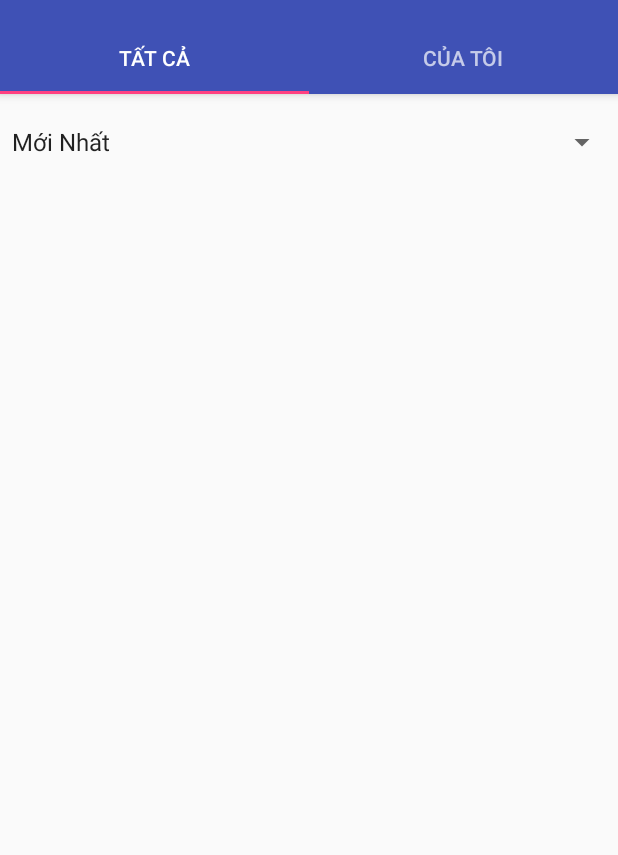
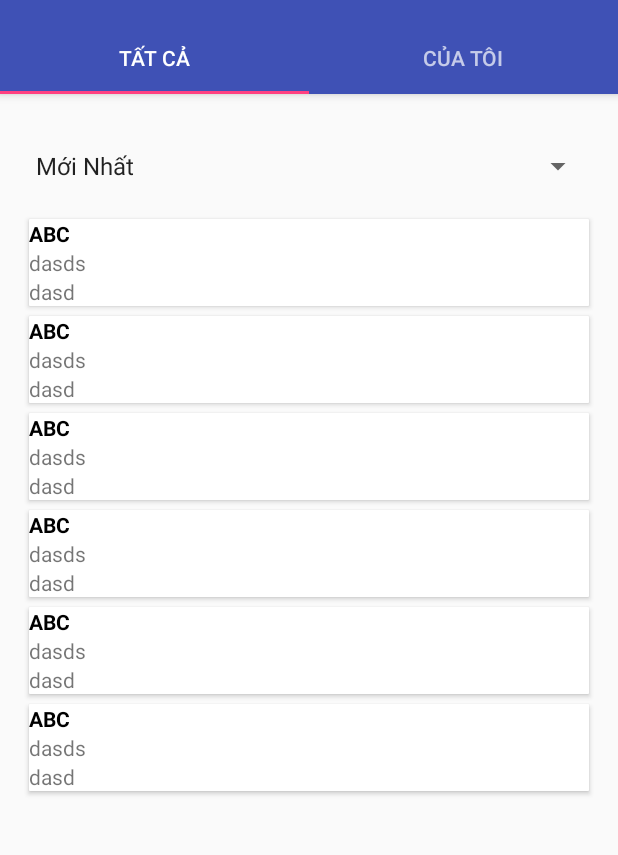
Before and after one commit to TongNgocHoa/ChucTetApp, an Android app: the screen it shows after launch (MainActivity), on a phone screen of 412 x 824 dp, the part 62-917 px from its top. Run offline under Robolectric (Android 15) with nearby library versions, the phone set to English and light mode, and no system bars.

Commit message:
new update

```diff
--- a/app/build.gradle
+++ b/app/build.gradle
@@ -28,4 +28,5 @@ dependencies {
     testCompile 'junit:junit:4.12'
     compile 'com.android.support:design:25.0.1'
     compile 'com.android.support:recyclerview-v7:25.0.1'
+    compile 'com.android.support:cardview-v7:25.0.1'
 }
--- a/app/src/main/java/com/laptrinhdao/chuctetapp/Adapter/Custom_List.java
+++ b/app/src/main/java/com/laptrinhdao/chuctetapp/Adapter/Custom_List.java
@@ -5,14 +5,20 @@ import android.support.v7.widget.RecyclerView;
 import android.view.LayoutInflater;
 import android.view.View;
 import android.view.ViewGroup;
+import android.widget.TextView;
 
+import com.laptrinhdao.chuctetapp.Model.CauDoi;
 import com.laptrinhdao.chuctetapp.R;
+
+import java.util.List;
 
 
 public class Custom_List extends RecyclerView.Adapter<Custom_List.ViewHolder> {
     Context context;
-    public Custom_List(Context context){
+    List<CauDoi> list;
+    public Custom_List(Context context,List<CauDoi> list){
             this.context = context;
+            this.list = list;
     }
 
     @Override
@@ -24,17 +30,26 @@ public class Custom_List extends RecyclerView.Adapter<Custom_List.ViewHolder> {
 
     @Override
     public void onBindViewHolder(Custom_List.ViewHolder holder, int position) {
-
+        CauDoi c = list.get(position);
+        holder.txtTitle.setText(c.getTieude());
+        holder.txtTen.setText(c.getTaikhoan());
+        holder.txtNgay.setText(c.getNgaydang());
+        holder.txtMotangan.setText(c.getMotangan());
     }
 
     @Override
     public int getItemCount() {
-        return 0;
+        return list.size();
     }
 
     public class ViewHolder extends RecyclerView.ViewHolder {
+        public TextView txtTitle,txtMotangan,txtTen,txtNgay;
         public ViewHolder(View itemView) {
             super(itemView);
+            txtTitle = (TextView)itemView.findViewById(R.id.txtTitle);
+            txtMotangan = (TextView) itemView.findViewById(R.id.txtContent);
+            txtTen = (TextView) itemView.findViewById(R.id.txtName);
+            txtNgay = (TextView) itemView.findViewById(R.id.txtDate);
         }
     }
 }
--- a/app/src/main/java/com/laptrinhdao/chuctetapp/Fragment/HomeFragment.java
+++ b/app/src/main/java/com/laptrinhdao/chuctetapp/Fragment/HomeFragment.java
@@ -3,18 +3,28 @@ package com.laptrinhdao.chuctetapp.Fragment;
 import android.os.Bundle;
 import android.support.annotation.Nullable;
 import android.support.v4.app.Fragment;
+import android.support.v7.widget.LinearLayoutManager;
+import android.support.v7.widget.RecyclerView;
 import android.view.LayoutInflater;
 import android.view.View;
 import android.view.ViewGroup;
 import android.widget.ArrayAdapter;
 import android.widget.Spinner;
 
+import com.laptrinhdao.chuctetapp.Adapter.Custom_List;
+import com.laptrinhdao.chuctetapp.Model.CauDoi;
 import com.laptrinhdao.chuctetapp.R;
+
+import java.util.ArrayList;
+import java.util.List;
 
 
 public class HomeFragment extends Fragment {
     String fill[] = {"Mới Nhất","Yêu Thích Nhiều Nhất"};
     Spinner spinner;
+    Custom_List custom_list;
+    RecyclerView recyclerView;
+    List<CauDoi> list = new ArrayList<>();
     @Nullable
     @Override
     public View onCreateView(LayoutInflater inflater, @Nullable ViewGroup container, @Nullable Bundle savedInstanceState) {
@@ -22,6 +32,21 @@ public class HomeFragment extends Fragment {
         spinner = (Spinner) view.findViewById(R.id.spinner);
         ArrayAdapter<String> arrayAdapter = new ArrayAdapter<String>(getActivity(),android.R.layout.simple_dropdown_item_1line,fill);
         spinner.setAdapter(arrayAdapter);
+        recyclerView = (RecyclerView) view.findViewById(R.id.recyclerView);
+        custom_list = new Custom_List(getActivity(),list);
+        recyclerView.setAdapter(custom_list);
+        LinearLayoutManager linearLayoutManager = new LinearLayoutManager(getActivity(),LinearLayoutManager.VERTICAL,false);
+        recyclerView.setLayoutManager(linearLayoutManager);
+        getData();
         return view;
     }
+    private void getData(){
+       list.add(new CauDoi(1,"ABC","dasd","ds","das"));
+        list.add(new CauDoi(1,"ABC","dasd","ds","das"));
+        list.add(new CauDoi(1,"ABC","dasd","ds","das"));
+        list.add(new CauDoi(1,"ABC","dasd","ds","das"));
+        list.add(new CauDoi(1,"ABC","dasd","ds","das"));
+        list.add(new CauDoi(1,"ABC","dasd","ds","das"));
+
+    }
 }
--- a/app/src/main/java/com/laptrinhdao/chuctetapp/Model/CauDoi.java
+++ b/app/src/main/java/com/laptrinhdao/chuctetapp/Model/CauDoi.java
@@ -2,6 +2,67 @@ package com.laptrinhdao.chuctetapp.Model;
 
 
 public class CauDoi {
-    public int ID;
+    public int idcaudoi;
+    public String tieude;
+    public String motangan;
+    public String noidung;
+    public String ngaydang;
+    public String taikhoan;
 
+    public CauDoi(int idcaudoi, String tieude, String motangan, String ngaydang, String taikhoan) {
+        this.idcaudoi = idcaudoi;
+        this.tieude = tieude;
+        this.motangan = motangan;
+        this.noidung = noidung;
+        this.ngaydang = ngaydang;
+        this.taikhoan = taikhoan;
+    }
+
+    public int getIdcaudoi() {
+        return idcaudoi;
+    }
+
+    public void setIdcaudoi(int idcaudoi) {
+        this.idcaudoi = idcaudoi;
+    }
+
+    public String getTieude() {
+        return tieude;
+    }
+
+    public void setTieude(String tieude) {
+        this.tieude = tieude;
+    }
+
+    public String getMotangan() {
+        return motangan;
+    }
+
+    public void setMotangan(String motangan) {
+        this.motangan = motangan;
+    }
+
+    public String getNoidung() {
+        return noidung;
+    }
+
+    public void setNoidung(String noidung) {
+        this.noidung = noidung;
+    }
+
+    public String getNgaydang() {
+        return ngaydang;
+    }
+
+    public void setNgaydang(String ngaydang) {
+        this.ngaydang = ngaydang;
+    }
+
+    public String getTaikhoan() {
+        return taikhoan;
+    }
+
+    public void setTaikhoan(String taikhoan) {
+        this.taikhoan = taikhoan;
+    }
 }
--- /dev/null
+++ b/app/src/main/res/drawable/backgroud_item.xml
@@ -0,0 +1,5 @@
+<?xml version="1.0" encoding="utf-8"?>
+<selector xmlns:android="http://schemas.android.com/apk/res/android">
+    <item android:drawable="@color/color_item_press" android:state_pressed="true"/>
+    <item android:drawable="@color/white" android:state_pressed="false"/>
+</selector>
--- a/app/src/main/res/layout/homefragment.xml
+++ b/app/src/main/res/layout/homefragment.xml
@@ -3,6 +3,10 @@
     android:layout_width="match_parent"
     android:layout_height="match_parent"
     android:orientation="vertical"
+    android:paddingBottom="@dimen/activity_vertical_margin"
+    android:paddingLeft="@dimen/activity_horizontal_margin"
+    android:paddingRight="@dimen/activity_horizontal_margin"
+    android:paddingTop="@dimen/activity_vertical_margin"
     >
 
     <Spinner
@@ -13,6 +17,7 @@
     <android.support.v7.widget.RecyclerView
         android:id="@+id/recyclerView"
         android:layout_width="match_parent"
-        android:layout_height="match_parent">
+        android:layout_height="match_parent"
+        android:scrollbars="vertical">
     </android.support.v7.widget.RecyclerView>
 </LinearLayout>
--- a/app/src/main/res/layout/items.xml
+++ b/app/src/main/res/layout/items.xml
@@ -1,8 +1,17 @@
 <?xml version="1.0" encoding="utf-8"?>
+<android.support.v7.widget.CardView xmlns:android="http://schemas.android.com/apk/res/android"
+    xmlns:card_view="http://schemas.android.com/apk/res-auto"
+    android:id="@+id/card_view"
+    android:layout_width="match_parent"
+    android:layout_height="wrap_content"
+    android:layout_gravity="center"
+    android:layout_margin="3dp"
+    card_view:cardCornerRadius="1dp">
 <LinearLayout xmlns:android="http://schemas.android.com/apk/res/android"
     android:layout_width="match_parent"
-    android:layout_height="match_parent"
+    android:layout_height="wrap_content"
     android:orientation="vertical"
+    android:background="@drawable/backgroud_item"
     >
     <TextView
         android:text="TextView"
@@ -33,3 +42,4 @@
         android:layout_height="wrap_content"
         android:id="@+id/txtContent"/>
 </LinearLayout>
+</android.support.v7.widget.CardView>
--- a/app/src/main/res/values/colors.xml
+++ b/app/src/main/res/values/colors.xml
@@ -4,4 +4,7 @@
     <color name="colorPrimaryDark">#303F9F</color>
     <color name="colorAccent">#FF4081</color>
     <color name="colorTitle">#000</color>
+    <color name="accent">#FF4081</color>
+    <color name="white">#FFFFFF</color>
+    <color name="color_item_press">#0095DD</color>
 </resources>
```
